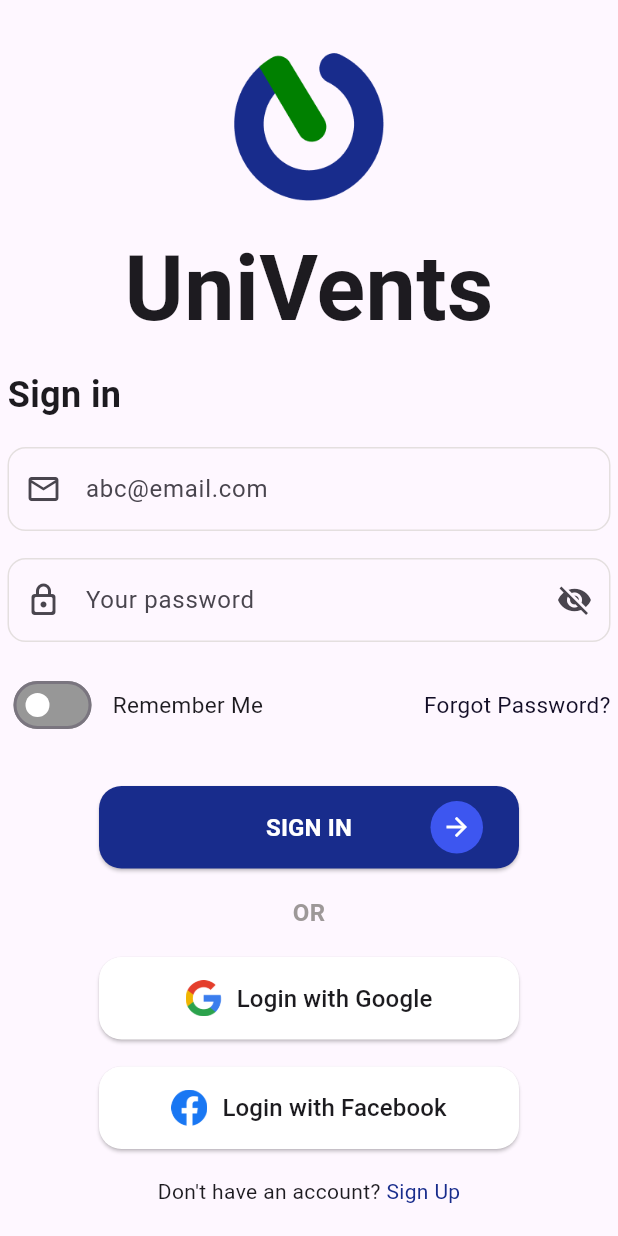
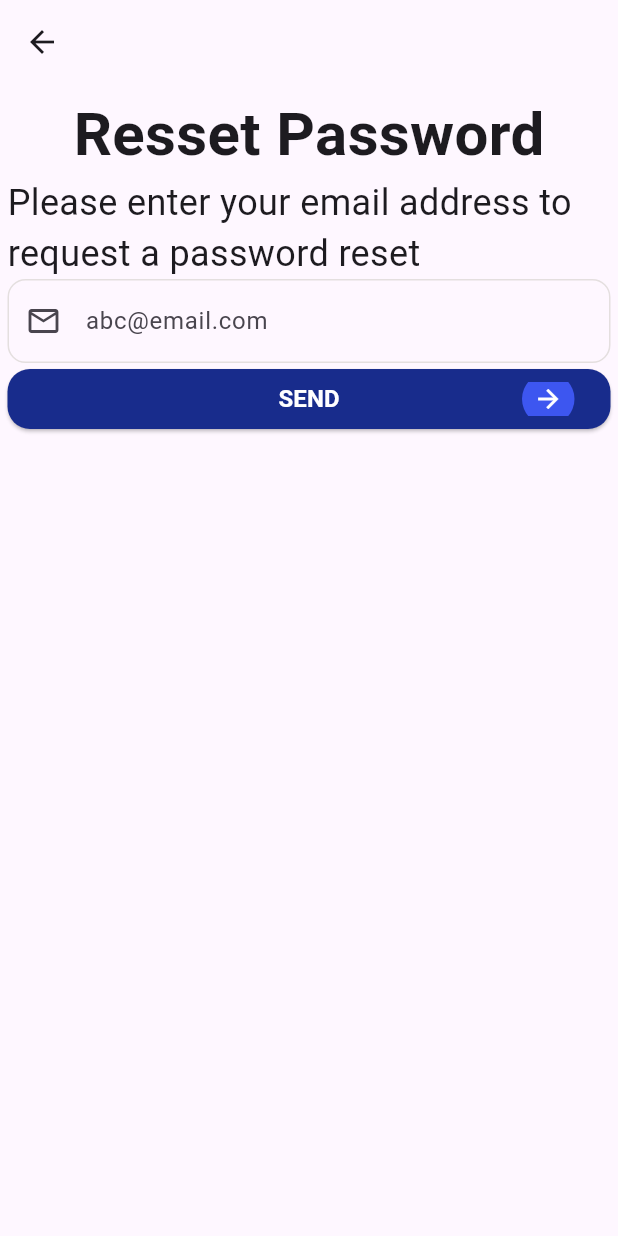
Before and after one commit to KristyleModin/UniVents_Website, a Flutter app: the screen it shows after launch, after a tap on "Forgot Password?", on a phone screen of 412 x 824 dp. Run offline on Flutter 3.47's test engine with Material 3 defaults, Android fonts, the phone set to English and light mode, and no system bars.

Commit message:
Creating Reset Pass Page - not yet done

```diff
--- a/lib/main.dart
+++ b/lib/main.dart
@@ -1,4 +1,5 @@
 import 'package:flutter/material.dart';
+import 'package:univents/src/views/public/Reset_Password_Page.dart';
 import 'package:univents/src/views/public/Sign_In_Page.dart';
 
 void main() {
--- /dev/null
+++ b/lib/src/views/public/Reset_Password_Page.dart
@@ -0,0 +1,122 @@
+import 'package:flutter/material.dart';
+
+class ResetPasswordPage extends StatefulWidget {
+  const ResetPasswordPage({super.key});
+
+  @override
+  State<ResetPasswordPage> createState() => _ResetPasswordPageState();
+}
+
+class _ResetPasswordPageState extends State<ResetPasswordPage> {
+
+  final TextEditingController _emailFieldController = TextEditingController();
+
+  @override
+  void dispose () {
+    _emailFieldController.dispose();
+    super.dispose();
+  }
+
+  Widget build(BuildContext context) {
+    return Scaffold(
+      appBar: AppBar(
+      ),
+      body: Container(
+        height: 500,
+        child: Padding(
+          padding: const EdgeInsets.all(5),
+          child: Column(
+            mainAxisAlignment: MainAxisAlignment.start,
+            children: [
+              Text(
+                "Resset Password",
+                style: TextStyle(
+                  fontWeight: FontWeight.bold,
+                  fontSize: 40,
+                ),
+              ),
+              Text(
+                "Please enter your email address to request a password reset",
+                style: TextStyle(
+                  fontWeight: FontWeight.normal,
+                  fontSize: 24,
+                ),
+              ),
+               TextField(
+                controller: _emailFieldController,
+                keyboardType: TextInputType.emailAddress,
+                decoration: InputDecoration(
+                  prefixIcon: Icon(Icons.email_outlined),
+                  hintText: "abc@email.com",
+                  enabledBorder: OutlineInputBorder(
+                    borderRadius: BorderRadius.circular(12),
+                    borderSide: BorderSide(
+                      color: Color(0xFFE4DFDF),
+                    ),
+                  ),
+                  focusedBorder: OutlineInputBorder(
+                    borderRadius: BorderRadius.circular(12),
+                    borderSide: BorderSide(
+                      color: Color(0xFFE4DFDF),
+                      width: 2.0,
+                    ),
+                  ),
+                ),
+              ),
+              ElevatedButton(
+                onPressed: () {
+                  final email = _emailFieldController.text.trim();
+
+                  if(email.isEmpty) {
+                    ScaffoldMessenger.of(context).showSnackBar(
+                      SnackBar(content: Text("Please Fill Up The fields to Sign In"))
+                    );
+                    return;
+                  }
+                  // Send The email to get the verification Code
+                },
+                style: ElevatedButton.styleFrom(
+                  backgroundColor: Color(0xFF182C8C),
+                  shape: RoundedRectangleBorder(
+                    borderRadius: BorderRadius.circular(15),
+                  ),
+                ),
+                child: Stack(
+                  alignment: Alignment.center,
+                  children: [
+                    Center(
+                      child: Text(
+                        "SEND",
+                        style: TextStyle(
+                          fontWeight: FontWeight.bold,
+                          fontSize: 16,
+                          color: Colors.white,
+                        ),
+                      ),
+                    ),
+                    Positioned(
+                      right: 0,
+                      child: Container(
+                        height: 35,
+                        width: 35,
+                        decoration: BoxDecoration(
+                          color: Color(0xFF3D56F0),
+                          shape: BoxShape.circle,
+                        ),
+                        child: Icon(
+                          Icons.arrow_forward,
+                          color: Colors.white,
+                          size: 20,
+                        ),
+                      ),
+                    ),
+                  ],
+                ),
+              ),
+            ],
+          ),
+        ),
+      ),
+    );
+  }
+}
--- a/lib/src/views/public/Sign_In_Page.dart
+++ b/lib/src/views/public/Sign_In_Page.dart
@@ -1,4 +1,5 @@
 import 'package:flutter/material.dart';
+import 'package:univents/src/views/public/Reset_Password_Page.dart';
 
 class SignInPage extends StatefulWidget {
   const SignInPage({super.key});
@@ -138,9 +139,12 @@ class _SignInPageState extends State<SignInPage> {
                           ),
                         ],
                       ),
-                      GestureDetector(
-                        onTap: () {
-                          // Go to Forgot Password Page
+                      TextButton(
+                        onPressed: () {
+                          Navigator.of(context).push(
+                            MaterialPageRoute(builder: (context) => ResetPasswordPage()
+                            ),
+                          );
                         },
                         child: Text(
                           "Forgot Password?",
@@ -301,11 +305,16 @@ class _SignInPageState extends State<SignInPage> {
                         onTap: () {
                           // Go to Sign Up Page
                         },
-                        child: Text(
-                          "Sign Up",
-                          style: TextStyle(
-                            color: Color(0xFF182C8C),
-                            fontSize: 14,
+                        child: TextButton(
+                          onPressed: () {
+
+                          },
+                          child: Text(
+                            "Sign Up",
+                            style: TextStyle(
+                              color: Color(0xFF182C8C),
+                              fontSize: 14,
+                            ),
                           ),
                         ),
                       )
```
